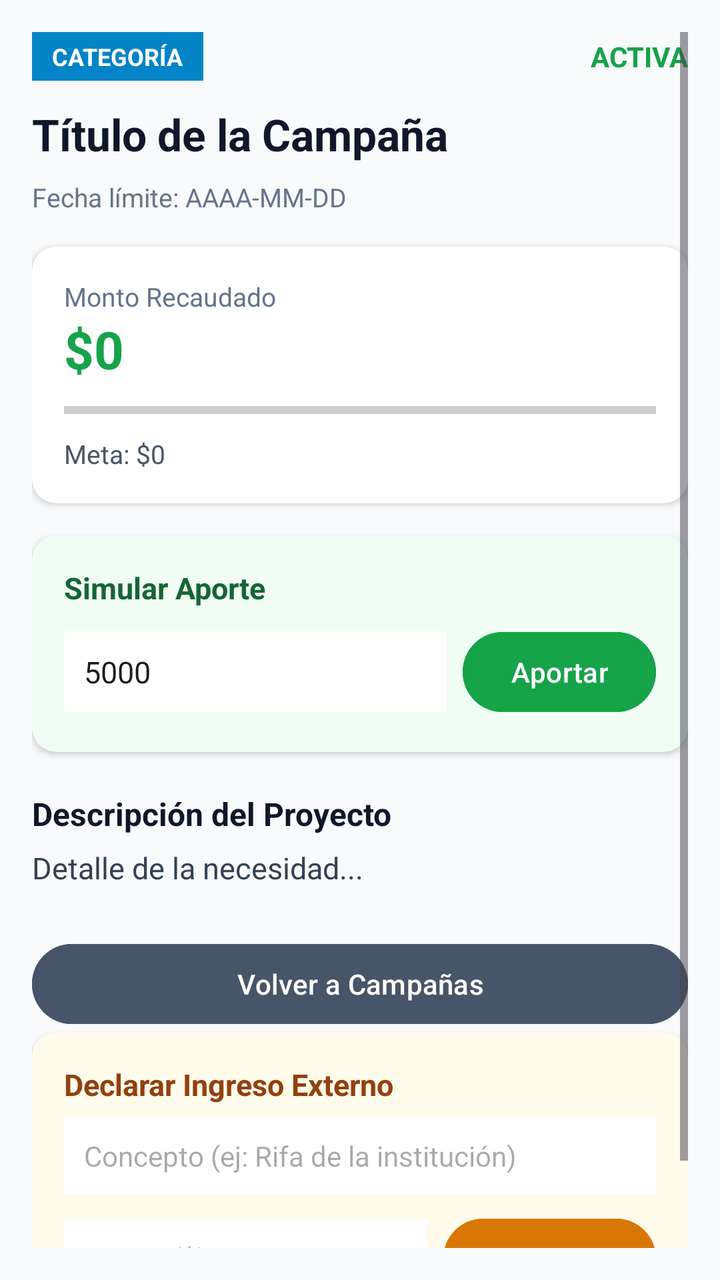
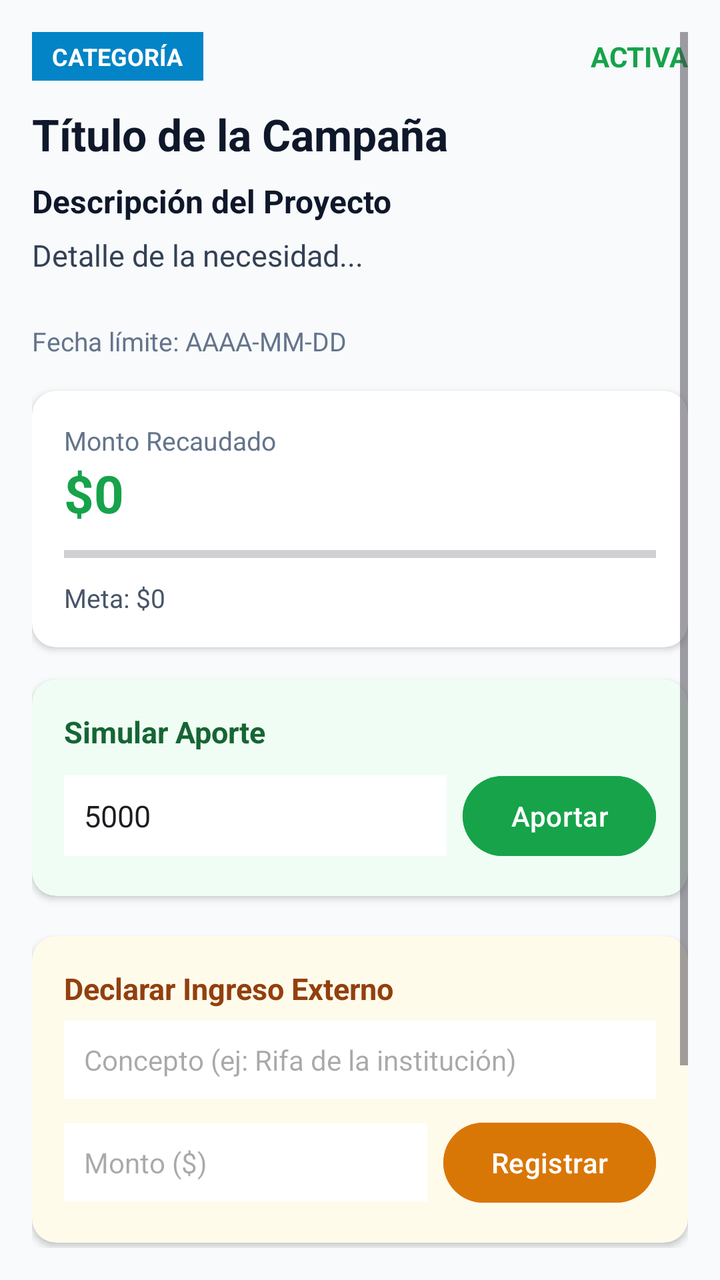

Before-and-after screenshots of an Android layout around one commit, followed by the original layout XML and the change that was made.
<!-- AndroidManifest.xml: application theme Theme.AporteMobile -->
<!-- res/layout/detalle_campana.xml -->
<?xml version="1.0" encoding="utf-8"?>
<ScrollView xmlns:android="http://schemas.android.com/apk/res/android"
    xmlns:app="http://schemas.android.com/apk/res-auto"
    android:layout_width="match_parent"
    android:layout_height="match_parent"
    android:background="#F8FAFC"
    android:padding="16dp">

    <LinearLayout
        android:layout_width="match_parent"
        android:layout_height="wrap_content"
        android:orientation="vertical">

        <LinearLayout
            android:layout_width="match_parent"
            android:layout_height="wrap_content"
            android:orientation="horizontal"
            android:gravity="center_vertical"
            android:layout_marginBottom="12dp">

            <TextView
                android:id="@+id/tvDetalleCategoria"
                android:layout_width="wrap_content"
                android:layout_height="wrap_content"
                android:background="#0284C7"
                android:textColor="#FFFFFF"
                android:textStyle="bold"
                android:textSize="12sp"
                android:paddingHorizontal="10dp"
                android:paddingVertical="4dp"
                android:text="CATEGORÍA" />

            <View
                android:layout_width="0dp"
                android:layout_height="0dp"
                android:layout_weight="1" />

            <TextView
                android:id="@+id/tvDetalleEstado"
                android:layout_width="wrap_content"
                android:layout_height="wrap_content"
                android:textColor="#16A34A"
                android:textStyle="bold"
                android:textSize="14sp"
                android:text="ACTIVA" />
        </LinearLayout>

        <TextView
            android:id="@+id/tvDetalleTitulo"
            android:layout_width="match_parent"
            android:layout_height="wrap_content"
            android:textSize="22sp"
            android:textStyle="bold"
            android:textColor="#0F172A"
            android:layout_marginBottom="8dp"
            android:text="Título de la Campaña" />

        <TextView
            android:id="@+id/tvDetalleFechaLimite"
            android:layout_width="match_parent"
            android:layout_height="wrap_content"
            android:textColor="#64748B"
            android:textSize="13sp"
            android:layout_marginBottom="16dp"
            android:text="Fecha límite: AAAA-MM-DD" />

        <androidx.cardview.widget.CardView
            android:layout_width="match_parent"
            android:layout_height="wrap_content"
            android:layout_marginBottom="16dp"
            app:cardCornerRadius="12dp"
            app:cardElevation="2dp">

            <LinearLayout
                android:layout_width="match_parent"
                android:layout_height="wrap_content"
                android:orientation="vertical"
                android:padding="16dp">

                <TextView
                    android:layout_width="wrap_content"
                    android:layout_height="wrap_content"
                    android:text="Monto Recaudado"
                    android:textColor="#64748B"
                    android:textSize="13sp" />

                <TextView
                    android:id="@+id/tvDetalleRecaudado"
                    android:layout_width="wrap_content"
                    android:layout_height="wrap_content"
                    android:textSize="26sp"
                    android:textStyle="bold"
                    android:textColor="#16A34A"
                    android:text="$0" />

                <ProgressBar
                    android:id="@+id/pbDetalleProgreso"
                    style="?android:attr/progressBarStyleHorizontal"
                    android:layout_width="match_parent"
                    android:layout_height="10dp"
                    android:layout_marginTop="8dp"
                    android:layout_marginBottom="8dp"
                    android:max="100" />

                <TextView
                    android:id="@+id/tvDetalleMeta"
                    android:layout_width="wrap_content"
                    android:layout_height="wrap_content"
                    android:textColor="#475569"
                    android:textSize="13sp"
                    android:text="Meta: $0" />
            </LinearLayout>
        </androidx.cardview.widget.CardView>

        <androidx.cardview.widget.CardView
            android:layout_width="match_parent"
            android:layout_height="wrap_content"
            android:layout_marginBottom="20dp"
            app:cardCornerRadius="12dp"
            app:cardBackgroundColor="#F0FDF4"
            app:cardElevation="2dp">

            <LinearLayout
                android:layout_width="match_parent"
                android:layout_height="wrap_content"
                android:orientation="vertical"
                android:padding="16dp">

                <TextView
                    android:layout_width="wrap_content"
                    android:layout_height="wrap_content"
                    android:text="Simular Aporte"
                    android:textColor="#166534"
                    android:textStyle="bold"
                    android:textSize="15sp"
                    android:layout_marginBottom="8dp" />

                <LinearLayout
                    android:layout_width="match_parent"
                    android:layout_height="wrap_content"
                    android:orientation="horizontal"
                    android:gravity="center_vertical">

                    <EditText
                        android:id="@+id/etMontoAporte"
                        android:layout_width="0dp"
                        android:layout_height="wrap_content"
                        android:layout_weight="1"
                        android:hint="Monto ($)"
                        android:inputType="number"
                        android:text="5000"
                        android:background="#FFFFFF"
                        android:padding="10dp"
                        android:textSize="15sp"
                        android:layout_marginEnd="8dp"/>

                    <Button
                        android:id="@+id/btnAportar"
                        android:layout_width="wrap_content"
                        android:layout_height="wrap_content"
                        android:text="Aportar"
                        android:backgroundTint="#16A34A"
                        android:textColor="#FFFFFF" />
                </LinearLayout>
            </LinearLayout>
        </androidx.cardview.widget.CardView>

        <androidx.cardview.widget.CardView
            android:id="@+id/cardCamisetaVirtual"
            android:layout_width="match_parent"
            android:layout_height="wrap_content"
            android:layout_marginBottom="20dp"
            android:visibility="gone"
            app:cardCornerRadius="12dp"
            app:cardBackgroundColor="#CFE8FF"
            app:cardElevation="2dp">

            <LinearLayout
                android:layout_width="match_parent"
                android:layout_height="wrap_content"
                android:orientation="vertical"
                android:padding="16dp">

                <TextView
                    android:layout_width="wrap_content"
                    android:layout_height="wrap_content"
                    android:text="Camiseta Virtual"
                    android:textColor="#0077FF"
                    android:textStyle="bold"
                    android:textSize="16sp"
                    android:layout_marginBottom="4dp" />

                <TextView
                    android:id="@+id/tvEstadoSlots"
                    android:layout_width="wrap_content"
                    android:layout_height="wrap_content"
                    android:textColor="#0077FF"
                    android:textSize="13sp"
                    android:layout_marginBottom="12dp"
                    android:text="Cargando espacios publicitarios..." />

                <Button
                    android:id="@+id/btnVerCamiseta"
                    android:layout_width="match_parent"
                    android:layout_height="wrap_content"
                    android:text="Ver / Patrocinar Espacio"
                    android:backgroundTint="#0077FF"
                    android:textColor="#FFFFFF" />
            </LinearLayout>
        </androidx.cardview.widget.CardView>

        <TextView
            android:layout_width="wrap_content"
            android:layout_height="wrap_content"
            android:text="Descripción del Proyecto"
            android:textColor="#0F172A"
            android:textStyle="bold"
            android:textSize="16sp"
            android:layout_marginBottom="6dp" />

        <TextView
            android:id="@+id/tvDetalleDescripcion"
            android:layout_width="match_parent"
            android:layout_height="wrap_content"
            android:textColor="#334155"
            android:textSize="15sp"
            android:lineSpacingExtra="4dp"
            android:layout_marginBottom="24dp"
            android:text="Detalle de la necesidad..." />

        <Button
            android:id="@+id/btnVolver"
            android:layout_width="match_parent"
            android:layout_height="wrap_content"
            android:text="Volver a Campañas"
            android:backgroundTint="#475569"
            android:textColor="#FFFFFF" />

        <androidx.cardview.widget.CardView
            android:layout_width="match_parent"
            android:layout_height="wrap_content"
            android:layout_marginBottom="20dp"
            app:cardCornerRadius="12dp"
            app:cardBackgroundColor="#FFFBEB"
            app:cardElevation="2dp">

            <LinearLayout
                android:layout_width="match_parent"
                android:layout_height="wrap_content"
                android:orientation="vertical"
                android:padding="16dp">

                <TextView
                    android:layout_width="wrap_content"
                    android:layout_height="wrap_content"
                    android:text="Declarar Ingreso Externo"
                    android:textColor="#92400E"
                    android:textStyle="bold"
                    android:textSize="15sp"
                    android:layout_marginBottom="6dp" />

                <EditText
                    android:id="@+id/etConceptoIngresoExterno"
                    android:layout_width="match_parent"
                    android:layout_height="wrap_content"
                    android:hint="Concepto (ej: Rifa de la institución)"
                    android:inputType="textCapSentences"
                    android:background="#FFFFFF"
                    android:padding="10dp"
                    android:textSize="14sp"
                    android:layout_marginBottom="8dp"/>

                <LinearLayout
                    android:layout_width="match_parent"
                    android:layout_height="wrap_content"
                    android:orientation="horizontal"
                    android:gravity="center_vertical">

                    <EditText
                        android:id="@+id/etMontoIngresoExterno"
                        android:layout_width="0dp"
                        android:layout_height="wrap_content"
                        android:layout_weight="1"
                        android:hint="Monto ($)"
                        android:inputType="number"
                        android:background="#FFFFFF"
                        android:padding="10dp"
                        android:textSize="14sp"
                        android:layout_marginEnd="8dp"/>

                    <Button
                        android:id="@+id/btnGuardarIngresoExterno"
                        android:layout_width="wrap_content"
                        android:layout_height="wrap_content"
                        android:text="Registrar"
                        android:backgroundTint="#D97706"
                        android:textColor="#FFFFFF" />
                </LinearLayout>
            </LinearLayout>
        </androidx.cardview.widget.CardView>

    </LinearLayout>
</ScrollView>
<!-- resources referenced by this layout -->
<resources>
  <style name="Theme.AporteMobile" parent="Base.Theme.AporteMobile" />
  <style name="Base.Theme.AporteMobile" parent="Theme.Material3.DayNight.NoActionBar">
          
          
      </style>
</resources>

<!-- the commit's change to res/layout/detalle_campana.xml (unified diff, before → after) -->
@@ -54,6 +54,25 @@
             android:textColor="#0F172A"
             android:layout_marginBottom="8dp"
             android:text="Título de la Campaña" />
+
+        <TextView
+            android:layout_width="wrap_content"
+            android:layout_height="wrap_content"
+            android:text="Descripción del Proyecto"
+            android:textColor="#0F172A"
+            android:textStyle="bold"
+            android:textSize="16sp"
+            android:layout_marginBottom="6dp" />
+
+        <TextView
+            android:id="@+id/tvDetalleDescripcion"
+            android:layout_width="match_parent"
+            android:layout_height="wrap_content"
+            android:textColor="#334155"
+            android:textSize="15sp"
+            android:lineSpacingExtra="4dp"
+            android:layout_marginBottom="24dp"
+            android:text="Detalle de la necesidad..." />
 
         <TextView
             android:id="@+id/tvDetalleFechaLimite"
@@ -209,33 +228,6 @@
             </LinearLayout>
         </androidx.cardview.widget.CardView>
 
-        <TextView
-            android:layout_width="wrap_content"
-            android:layout_height="wrap_content"
-            android:text="Descripción del Proyecto"
-            android:textColor="#0F172A"
-            android:textStyle="bold"
-            android:textSize="16sp"
-            android:layout_marginBottom="6dp" />
-
-        <TextView
-            android:id="@+id/tvDetalleDescripcion"
-            android:layout_width="match_parent"
-            android:layout_height="wrap_content"
-            android:textColor="#334155"
-            android:textSize="15sp"
-            android:lineSpacingExtra="4dp"
-            android:layout_marginBottom="24dp"
-            android:text="Detalle de la necesidad..." />
-
-        <Button
-            android:id="@+id/btnVolver"
-            android:layout_width="match_parent"
-            android:layout_height="wrap_content"
-            android:text="Volver a Campañas"
-            android:backgroundTint="#475569"
-            android:textColor="#FFFFFF" />
-
         <androidx.cardview.widget.CardView
             android:layout_width="match_parent"
             android:layout_height="wrap_content"
@@ -298,6 +290,21 @@
                 </LinearLayout>
             </LinearLayout>
         </androidx.cardview.widget.CardView>
-
+        <Button
+            android:id="@+id/btnCompartirQR"
+            android:layout_width="match_parent"
+            android:layout_height="wrap_content"
+            android:layout_marginBottom="16dp"
+            android:text="Compartir / Código QR"
+            android:backgroundTint="#0284C7"
+            android:textColor="#FFFFFF" />
+
+        <Button
+            android:id="@+id/btnVolver"
+            android:layout_width="match_parent"
+            android:layout_height="wrap_content"
+            android:text="Volver a Campañas"
+            android:backgroundTint="#475569"
+            android:textColor="#FFFFFF" />
     </LinearLayout>
 </ScrollView>
